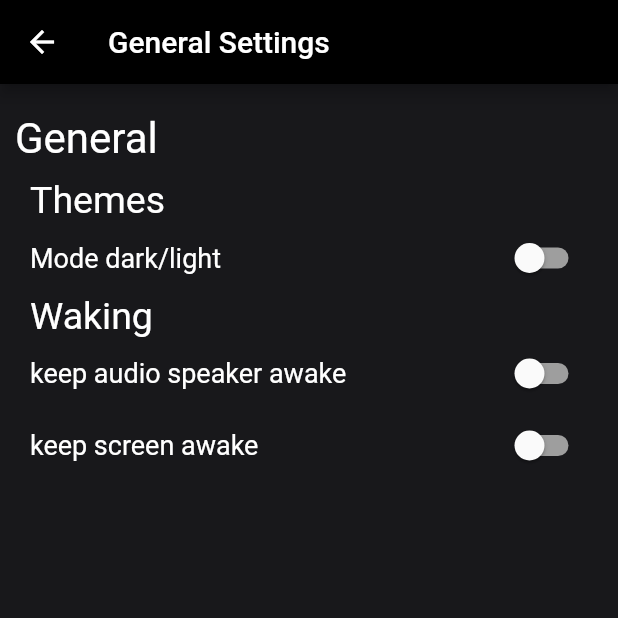
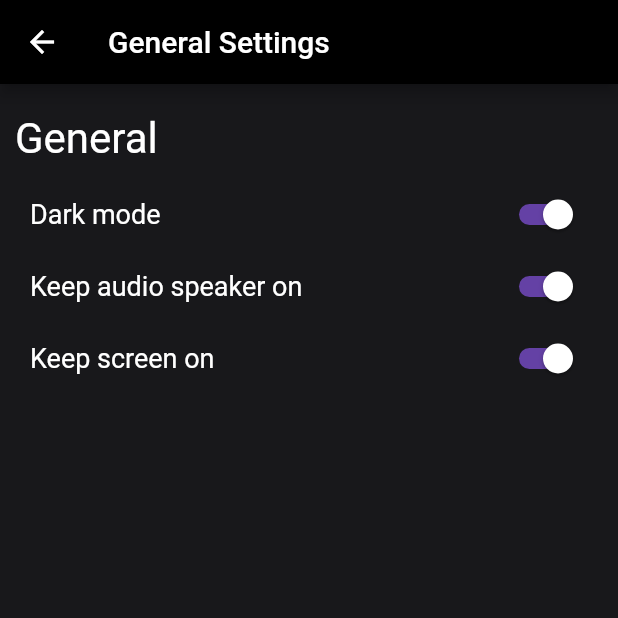
Before and after one commit to LezdCS/irl-link, a Flutter app: the SettingsView screen opened by its route, after a tap on "General", on a phone screen of 412 x 824 dp, the top half of it. Run offline on Flutter 3.47's test engine with Material 2 defaults, Android fonts, the phone set to English and light mode, and no system bars; our stand-ins replace connectivity_plus, dio, equatable, flutter_svg, get, get_storage and 3 more; missing offline and left inert: flutter_web_auth, move_to_background, obs_websocket; accounts and stored records are empty; statements that could not run were skipped.

Commit message:
Settings | General settings view + model

```diff
--- a/lib/src/presentation/views/settings_view.dart
+++ b/lib/src/presentation/views/settings_view.dart
@@ -365,7 +365,8 @@ class SettingsView extends GetView<SettingsViewController> {
         title: Text("General Settings"),
         centerTitle: false,
       ),
-      body: Container(
+      body: Obx(
+        () => Container(
           padding: EdgeInsets.only(top: 20),
           width: width,
           color: Theme.of(Get.context!).colorScheme.secondary,
@@ -388,25 +389,27 @@ class SettingsView extends GetView<SettingsViewController> {
                   crossAxisAlignment: CrossAxisAlignment.start,
                   children: [
                     //Themes
-                  Container(
-                      child: Text(
-                    "Themes",
-                    style: TextStyle(color: Colors.white, fontSize: 25),
-                  )),
+
                     Container(
                       child: Row(
                         mainAxisAlignment: MainAxisAlignment.spaceBetween,
                         children: [
                           Container(
                             child: Text(
-                            "Mode dark/light",
-                            style: TextStyle(color: Colors.white, fontSize: 18),
+                              "Dark mode",
+                              style:
+                                  TextStyle(color: Colors.white, fontSize: 18),
                             ),
                           ),
                           Container(
                             child: Switch(
-                            onChanged: (value) {},
-                            value: false,
+                              onChanged: (value) {
+                                controller.settings.value = controller
+                                    .settings.value
+                                    .copyWith(isDarkMode: value);
+                                controller.saveSettings();
+                              },
+                              value: controller.settings.value.isDarkMode!,
                               activeTrackColor: Color(0xFF6441A5),
                               activeColor: Colors.white,
                               inactiveTrackColor: Colors.grey,
@@ -416,11 +419,6 @@ class SettingsView extends GetView<SettingsViewController> {
                       ),
                     ),
 
-                  Container(
-                      child: Text(
-                    "Waking",
-                    style: TextStyle(color: Colors.white, fontSize: 25),
-                  )),
                     //keep audio speaker awake
                     Container(
                       child: Row(
@@ -428,14 +426,20 @@ class SettingsView extends GetView<SettingsViewController> {
                         children: [
                           Container(
                             child: Text(
-                            "keep audio speaker awake",
-                            style: TextStyle(color: Colors.white, fontSize: 18),
+                              "Keep audio speaker on",
+                              style:
+                                  TextStyle(color: Colors.white, fontSize: 18),
                             ),
                           ),
                           Container(
                             child: Switch(
-                            onChanged: (value) {},
-                            value: false,
+                              onChanged: (value) {
+                                controller.settings.value = controller
+                                    .settings.value
+                                    .copyWith(keepSpeakerOn: value);
+                                controller.saveSettings();
+                              },
+                              value: controller.settings.value.keepSpeakerOn!,
                               activeTrackColor: Color(0xFF6441A5),
                               activeColor: Colors.white,
                               inactiveTrackColor: Colors.grey,
@@ -452,14 +456,20 @@ class SettingsView extends GetView<SettingsViewController> {
                         children: [
                           Container(
                             child: Text(
-                            "keep screen awake",
-                            style: TextStyle(color: Colors.white, fontSize: 18),
+                              "Keep screen on",
+                              style:
+                                  TextStyle(color: Colors.white, fontSize: 18),
                             ),
                           ),
                           Container(
                             child: Switch(
-                            onChanged: (value) {},
-                            value: false,
+                              onChanged: (value) {
+                                controller.settings.value = controller
+                                    .settings.value
+                                    .copyWith(keepScreenOn: value);
+                                controller.saveSettings();
+                              },
+                              value: controller.settings.value.keepScreenOn!,
                               activeTrackColor: Color(0xFF6441A5),
                               activeColor: Colors.white,
                               inactiveTrackColor: Colors.grey,
@@ -472,6 +482,7 @@ class SettingsView extends GetView<SettingsViewController> {
                 ),
               ),
             ],
+          ),
         ),
       ),
     );
@@ -515,7 +526,7 @@ class SettingsView extends GetView<SettingsViewController> {
                     Container(
                         child: Text(
                       "Stream Elements",
-                      style: TextStyle(color: Colors.white, fontSize: 25),
+                      style: TextStyle(color: Colors.white, fontSize: 20),
                     )),
                     Container(
                       child: Row(
@@ -525,7 +536,11 @@ class SettingsView extends GetView<SettingsViewController> {
                             child: TextButton(
                               style: TextButton.styleFrom(
                                 textStyle: TextStyle(fontSize: 12),
-                                backgroundColor: controller.settings.value.streamElementsAccessToken != "" ? Colors.redAccent : Colors.green,
+                                backgroundColor: controller.settings.value
+                                            .streamElementsAccessToken !=
+                                        ""
+                                    ? Colors.redAccent
+                                    : Colors.green,
                                 fixedSize: Size(50, 20),
                               ),
                               onPressed: () {
@@ -533,7 +548,11 @@ class SettingsView extends GetView<SettingsViewController> {
                                     .invokeMethod('TextInput.hide');
                               },
                               child: Text(
-                                controller.settings.value.streamElementsAccessToken != "" ? 'Logout' : 'Login',
+                                controller.settings.value
+                                            .streamElementsAccessToken !=
+                                        ""
+                                    ? 'Logout'
+                                    : 'Login',
                                 style: TextStyle(
                                   color: Colors.white,
                                 ),
@@ -551,7 +570,7 @@ class SettingsView extends GetView<SettingsViewController> {
                           flex: 7,
                           child: Text(
                             "OBS",
-                            style: TextStyle(color: Colors.white, fontSize: 25),
+                            style: TextStyle(color: Colors.white, fontSize: 20),
                           ),
                         ),
                         Expanded(
@@ -561,13 +580,12 @@ class SettingsView extends GetView<SettingsViewController> {
                               controller.settings.value = controller
                                   .settings.value
                                   .copyWith(isObsConnected: value);
-                              if(!value){
-                                controller
-                                    .obsWebsocketUrlFieldController
-                                    .text = '';
-                                controller.settings.value =
-                                    controller.settings.value.copyWith(
-                                        obsWebsocketUrl: '');
+                              if (!value) {
+                                controller.obsWebsocketUrlFieldController.text =
+                                    '';
+                                controller.settings.value = controller
+                                    .settings.value
+                                    .copyWith(obsWebsocketUrl: '');
                                 controller.saveSettings();
                               }
                               controller.saveSettings();
```
Also changed, not shown: lib/src/data/entities/settings_dto.dart (+30 -0 lines), lib/src/domain/entities/settings.dart (+42 -2 lines). Lines whose indentation alone changed are shown as unchanged.
